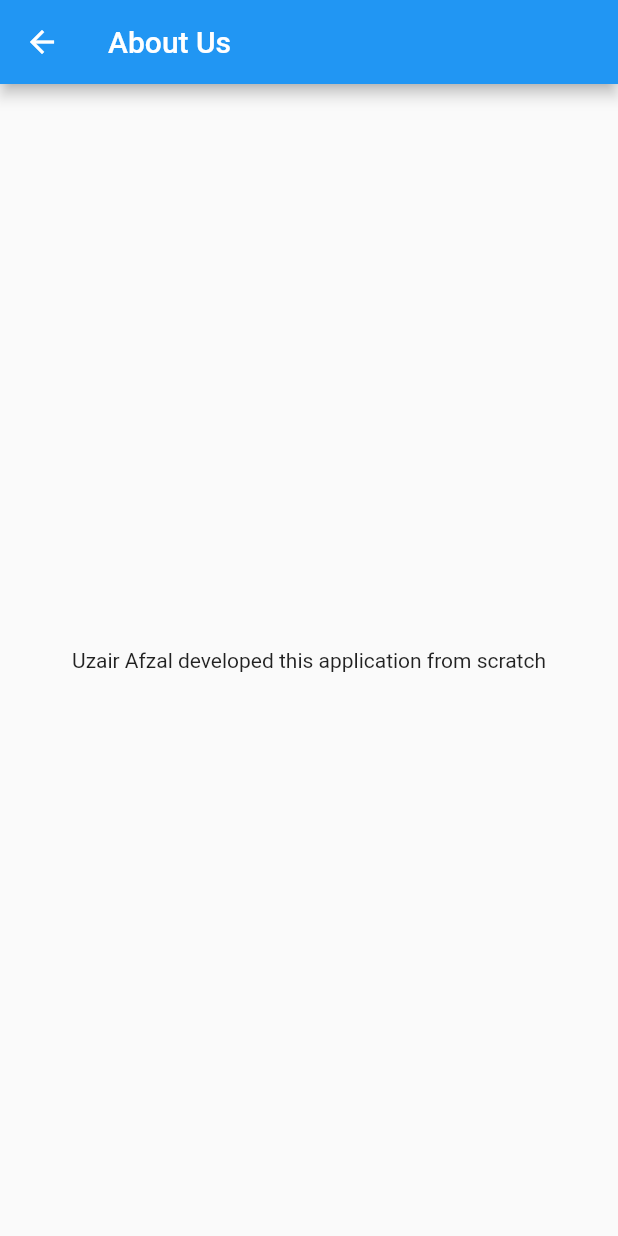
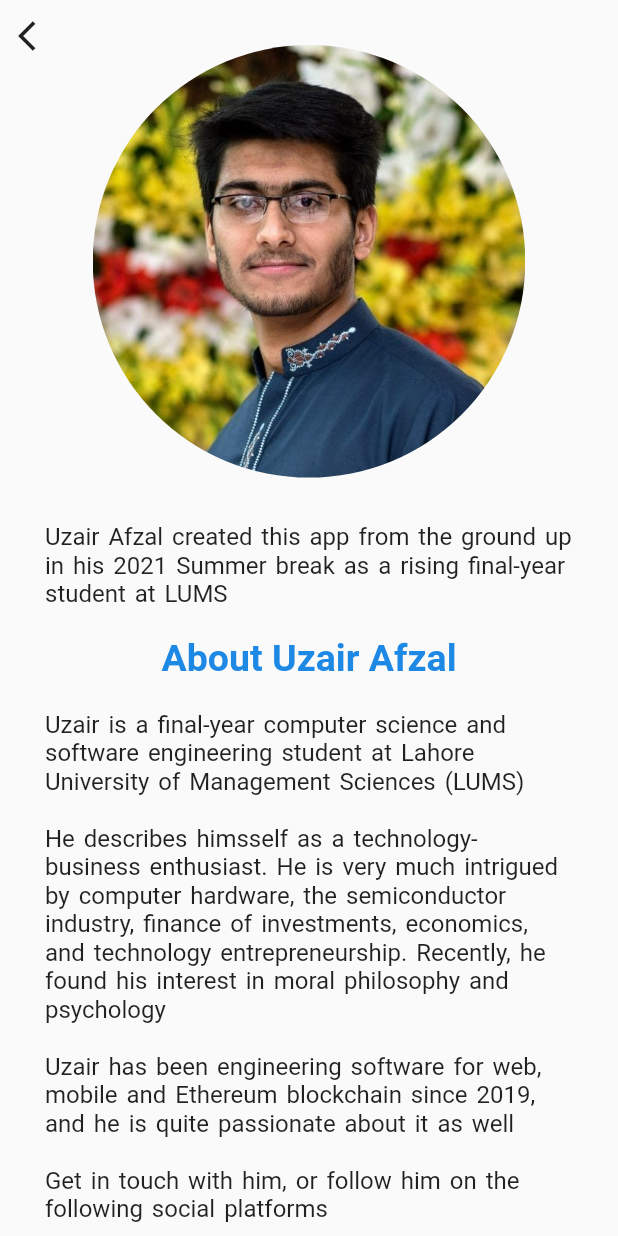
Before and after one commit to uzair9/campus-connect, a Flutter app: the About screen opened by its route, on a phone screen of 412 x 824 dp. Run offline on Flutter 3.47's test engine with Material 2 defaults, Android fonts, the phone set to English and light mode, and no system bars; our stand-ins replace flutter_spinkit.

Commit message:
About screen implemented (without hyperlinks)

```diff
--- a/lib/db/local_db.dart
+++ b/lib/db/local_db.dart
@@ -13,17 +13,17 @@ Map database = {
 			{
 				'id': 0,
 				'title': 'LUMS Appoints New Vice Chancellor',
-				'body': 'Prior to his current role as Vice Chancellor LUMS, Dr. Arshad Ahmad served as Vice Provost, Teaching and Learning, and Director of the MacPherson Institute at McMaster University in Canada. He is also Chair of Teaching and Learning Canada, former President of Society for Teaching and Learning in Higher Education and former Vice President of International Consortium of Educational Developers. Dr. Ahmad completed his MBA and later PhD in Educational Psychology at McGill University, won a lifetime 3M National Teaching Fellowship in 1992 and was a professor of finance at Concordia and McMaster Universities. His research interests are in student evaluations of teaching, approaches to teaching, teaching philosophies and student partnerships',
+				'body': 'Prior to his current role as Vice Chancellor LUMS, Dr. Arshad Ahmad served as Vice Provost, Teaching and Learning, and Director of the MacPherson Institute at McMaster University in Canada. \n\nHe is also Chair of Teaching and Learning Canada, former President of Society for Teaching and Learning in Higher Education and former Vice President of International Consortium of Educational Developers. \n\nDr. Ahmad completed his MBA and later PhD in Educational Psychology at McGill University, won a lifetime 3M National Teaching Fellowship in 1992 and was a professor of finance at Concordia and McMaster Universities. \n\nHis research interests are in student evaluations of teaching, approaches to teaching, teaching philosophies and student partnerships',
 				'author': 'LUMS Administration',
 				'date': 'July 11, 2021'
 			},
 			{
 				'id': 1,
 				'title': 'LUMS Facebook Innovation Labs',
-				'body': 'Welcome to Facebook Innovation Lab Pakistan, a tech space for innovation where ideas can grow and flourish.In partnership with Ignite National Technology Fund, we’re building a community driven by the thirst for innovation. Explore our Virtual Reality Lab, which provides support to VR-focused start-ups and opportunities to create positive impact together.The future of Pakistan is bright. Join our community of innovators, and let your start-up make its mark upon our country, then the world',
+				'body': 'Welcome to Facebook Innovation Lab Pakistan, a tech space for innovation where ideas can grow and flourish.In partnership with Ignite National Technology Fund, we’re building a community driven by the thirst for innovation. \n\nExplore our Virtual Reality Lab, which provides support to VR-focused start-ups and opportunities to create positive impact together. The future of Pakistan is bright. \n\nJoin our community of innovators, and let your start-up make its mark upon our country, then the world',
 				'author': 'LUMS National Incubation Center',
 				'date': 'May 4, 2021'
-			}
+			},
 		],
 
 		'events': [
@@ -32,14 +32,14 @@ Map database = {
 				'title': '2021 O-Week Begins!',
 				'author': 'The O-Week Team',
 				'date': 'August 25, 2021',
-				'body': 'We are excited for you to join the vibrant Luminite community that continues to make its mark across the world. O-Week is your first opportunity to experience life at LUMS! This comprehensive orientation programme will give you the opportunity to meet peers and faculty, get a feel of university life, and find out what it means to be a part of this community'
+				'body': 'We are excited for you to join the vibrant Luminite community that continues to make its mark across the world. O-Week is your first opportunity to experience life at LUMS! \n\nThis comprehensive orientation programme will give you the opportunity to meet peers and faculty, get a feel of university life, and find out what it means to be a part of this community'
 			},
 			{
 				'id': 1,
 				'title': 'Student Council Elections, 2021',
 				'author': 'LUMS Student Council',
 				'date': 'September 23, 2021',
-				'body': 'LUMS Student Council elections are carried out every year. Each year, participants from all five schools at LUMS, viz. SBASSE, SDSB, MGHSS, SAHSOL and School of Education participate with greate vigour and rigour. This year the elections will be held on 14th of October. All the participants are very much prepared for the event. All participants must submit their documents and their speeches by 1st October. Only the shortlisted candidates will be given a chance to run for the electoral positions in the Student Council',
+				'body': 'LUMS Student Council elections are carried out every year. Each year, participants from all five schools at LUMS, viz. SBASSE, SDSB, MGHSS, SAHSOL and School of Education participate with greate vigour and rigour. \n\nThis year the elections will be held on 14th of October. All the participants are very much prepared for the event. All participants must submit their documents and their speeches by 1st October. \n\nOnly the shortlisted candidates will be given a chance to run for the electoral positions in the Student Council',
 			},
 		],
 
@@ -49,14 +49,14 @@ Map database = {
 				'title': 'Campus Smoking Policy & SOPs',
 				'author': 'Administration',
 				'date': '29 May, 2018',
-				'body': 'There are some rules for smoking in LUMS. For smoking our main objective is to ensure that smoking is confined to designated areas (marked in RED in the picture below).  We are hoping that persuasion rather than penalties will be the main mechanism for achieving our objective, but we want this to be taken seriously.  The penalties for persistent violation of SOPs will be: 1st Violation – Verbal/Written Warning (via email). 2nd Violation – A fine of Rs. 5000/- or 20 hours of community service. 3rd Violation – A fine of Rs. 10,000/- or 40 hours of community service. 4th violation – semester off for students/reporting to Dean or HOD in case of faculty or staff.'
+				'body': 'There are some rules for smoking in LUMS. For smoking our main objective is to ensure that smoking is confined to designated areas. \n\nWe are hoping that persuasion rather than penalties will be the main mechanism for achieving our objective, but we want this to be taken seriously. The penalties for persistent violation of SOPs will be: \n\n1st Violation – Verbal/Written Warning (via email). \n\n2nd Violation – A fine of Rs. 5000/- or 20 hours of community service. \n\n3rd Violation – A fine of Rs. 10,000/- or 40 hours of community service. \n\n4th violation – semester off for students/reporting to Dean or HOD in case of faculty or staff.'
 			},
 			{
 				'id': 1,
 				'title': 'Fall Semester Class Schedule',
 				'author': 'Registrar\'s Office',
 				'date': '24 June, 2021',
-				'body': 'Fall 2021 instructions are planned to be a combination of some classes conducted entirely in-person, and others to have online instruction ONLY. This modality will allow classes to be conducted by following health and safety precautionary measures. Accordingly, the first version of Fall 2021 Class Schedule has been published on RO portal and can be accessed at this given navigation: http://portal.lums.edu.pk/RegistrarOffice > Documents to Download > Course Memo and Schedules'
+				'body': 'Fall 2021 instructions are planned to be a combination of some classes conducted entirely in-person, and others to have online instruction ONLY. \n\nThis modality will allow classes to be conducted by following health and safety precautionary measures. \n\nAccordingly, the first version of Fall 2021 Class Schedule has been published on RO portal and can be accessed at this given navigation: http://portal.lums.edu.pk/RegistrarOffice > Documents to Download > Course Memo and Schedules'
 			}
 		],
 
@@ -66,7 +66,7 @@ Map database = {
 				'title': '#OpenLUMS',
 				'author': 'Samina Malik',
 				'date': 'July 12, 2021',
-				'body': 'LUMS students want their university to be opened. As all the other universities are opening up, why is LUMS still closed? If students can follow SOPs at other universities and take in-person lectures, why can\'t we?',
+				'body': 'LUMS students want their university to be opened. As all the other universities are opening up, why is LUMS still closed? \n\nIf students can follow SOPs at other universities and take in-person lectures, why can\'t we?',
 				'agree': 764,
 				'disagree': 3
 			},
@@ -75,7 +75,7 @@ Map database = {
 				'title': '#ReduceFees',
 				'author': 'Khadija A\'wan',
 				'date': 'July 17, 2021',
-				'body': 'I am not ready to believe that LUMS is charging us the same amount of money for making us sit in front of stupid Zoom. The administration tells us that they are losing money during COVID-19. However, no lab equipment, ACs, water, gas and hostel electric equipment is being used these days. How can a university lose money in such a scenario? This is just impossible. We demand reduction in our fee or the opening of campus!',
+				'body': 'I am not ready to believe that LUMS is charging us the same amount of money for making us sit in front of stupid Zoom. \n\nThe administration tells us that they are losing money during COVID-19. However, no lab equipment, ACs, water, gas and hostel electric equipment is being used these days. How can a university lose money in such a scenario? This is just impossible. \n\nWe demand reduction in our fee or the opening of campus!',
 				'agree': 798,
 				'disagree': 21
 			},
--- a/lib/pages/about_us.dart
+++ b/lib/pages/about_us.dart
@@ -6,11 +6,94 @@ class About extends StatelessWidget {
 	@override
 	Widget build(BuildContext context) {
 		return(Scaffold(
-			appBar: AppBar(
-				title: const Text('About Us')
-			),
-			body: const Center(
-				child: Text('Uzair Afzal developed this application from scratch')
+			body: SingleChildScrollView(
+				child: SafeArea(
+					child: Stack(
+						children: [
+							IconButton(
+								icon: const Icon(Icons.arrow_back_ios),
+								onPressed: () => Navigator.pop(context),
+							),
+							Padding(
+								padding: EdgeInsets.all(30.0),
+								child: Center(
+									child: Column(
+										children: [
+											CircleAvatar(
+												radius: MediaQuery.of(context).size.width * 0.35,
+												backgroundImage: AssetImage('assets/images/me-2.jpg'),
+												backgroundColor: Colors.transparent,
+											),
+											SizedBox(height: 30),
+											Text('Uzair Afzal created this app from the ground up in his 2021 Summer break as a rising final-year student at LUMS \n',
+												style: TextStyle(
+													fontSize: 16,
+													wordSpacing: 2
+												)
+											),
+											Text('About Uzair Afzal',
+												style: TextStyle(
+													fontWeight: FontWeight.bold,
+													fontSize: 25,
+													color: Colors.blue[600]
+												)
+											),
+											SizedBox(height: 20,),
+											Text('Uzair is a final-year computer science and software engineering student at Lahore University of Management Sciences (LUMS) \n\nHe describes himsself as a technology-business enthusiast. He is very much intrigued by computer hardware, the semiconductor industry, finance of investments, economics, and technology entrepreneurship. Recently, he found his interest in moral philosophy and psychology \n\nUzair has been engineering software for web, mobile and Ethereum blockchain since 2019, and he is quite passionate about it as well \n\nGet in touch with him, or follow him on the following social platforms',
+												style: TextStyle(
+													fontSize: 16,
+													wordSpacing: 2
+												)
+											),
+											SizedBox(height: 30),
+											Row(
+												mainAxisAlignment: MainAxisAlignment.center,
+												children: [
+													Stack(
+														children: [
+															Positioned(
+																child: Row(
+																	children: [
+																		RawMaterialButton(
+																			elevation: 7.0,
+																			onPressed: () {},
+																			fillColor: Color(0xFFF5F6F9),
+																			child: Icon(Icons.facebook, color: Colors.blue, size: 35,),
+																			padding: EdgeInsets.all(7.0),
+																			shape: CircleBorder(),
+																		),
+																		RawMaterialButton(
+																			elevation: 7.0,
+																			onPressed: () async {
+
+																			},
+																			fillColor: Colors.transparent,
+																			child: Icon(Icons.mail_rounded, color: Colors.blue, size: 35),
+																			padding: EdgeInsets.all(7.0),
+																			shape: CircleBorder(),
+																		),
+																		RawMaterialButton(
+																			elevation: 7.0,
+																			onPressed: () {},
+																			fillColor: Colors.transparent,
+																			child: Icon(Icons.public_rounded, color: Colors.blue, size: 35),
+																			padding: EdgeInsets.all(7.0),
+																			shape: CircleBorder(),
+																		),
+																	],
+																)
+															),
+														],
+													)
+												],
+											)
+										],
+									),
+								),
+							)
+						],
+					)
+				)
 			)
 		));
 	}
--- a/lib/pages/all_posts.dart
+++ b/lib/pages/all_posts.dart
@@ -16,7 +16,7 @@ class AllPosts extends StatelessWidget {
 			return(Scaffold(
 				body: SingleChildScrollView(
 					child: Padding(
-						padding: EdgeInsets.fromLTRB(0, 10, 0, 10),
+						padding: const EdgeInsets.fromLTRB(0, 10, 0, 10),
 						child: Wrap(
 							direction: Axis.horizontal,
 							children: database['campusConnect'][postType].map<Widget>( (item) =>
@@ -29,7 +29,7 @@ class AllPosts extends StatelessWidget {
 		return(Scaffold(
 			body: SingleChildScrollView(
 				child: Padding(
-					padding: EdgeInsets.fromLTRB(0, 10, 0, 10),
+					padding: const EdgeInsets.fromLTRB(0, 10, 0, 10),
 					child: Wrap(
 						direction: Axis.horizontal,
 						children: database['campusConnect'][postType].map<Widget>( (item) =>
--- a/lib/pages/signin.dart
+++ b/lib/pages/signin.dart
@@ -24,12 +24,12 @@ class _SignInState extends State<SignIn> {
 						mainAxisAlignment: MainAxisAlignment.center,
 						children: [
 							CircleAvatar(
-								backgroundImage: AssetImage('assets/images/logo.png'),
+								backgroundImage: const AssetImage('assets/images/logo.png'),
 								radius: MediaQuery.of(context).size.width * 0.30,
 								backgroundColor: Colors.transparent,
 							),
 							const SizedBox(height: 20.0),
-							Text('Sign In to Continue',
+							Text('Campus Connect Sign In',
 								style: TextStyle(
 									fontSize: 27,
 									fontWeight: FontWeight.bold,
--- a/lib/pages/splash.dart
+++ b/lib/pages/splash.dart
@@ -6,7 +6,7 @@ class Splash extends StatelessWidget {
 	const Splash({ Key? key }) : super(key: key);
 
 	void nextScreen(context) {
-		Future.delayed(Duration(seconds: 3), () => {
+		Future.delayed(const Duration(seconds: 3), () => {
 			Navigator.pushReplacementNamed(context, '/signin')
 		});
 	}
@@ -21,7 +21,7 @@ class Splash extends StatelessWidget {
 					mainAxisAlignment: MainAxisAlignment.center,
 					children: [
 						CircleAvatar(
-							backgroundImage: AssetImage('assets/images/logo.png'),
+							backgroundImage: const AssetImage('assets/images/logo.png'),
 							radius: MediaQuery.of(context).size.width * 0.45,
 							backgroundColor: Colors.transparent,
 						),
--- a/lib/widgets/drawer_widget.dart
+++ b/lib/widgets/drawer_widget.dart
@@ -15,7 +15,7 @@ class CustomDrawer extends StatelessWidget {
 							decoration: BoxDecoration(
 								color: Colors.blue[100],
 							),
-							child: CircleAvatar(
+							child: const CircleAvatar(
 								backgroundImage: AssetImage('assets/images/logo.png'),
 								backgroundColor: Colors.transparent,
 							),
--- a/pubspec.yaml
+++ b/pubspec.yaml
@@ -35,6 +35,7 @@ dependencies:
   # Use with the CupertinoIcons class for iOS style icons.
   cupertino_icons: ^1.0.2
   flutter_spinkit: ^5.0.0
+  # flutter_linkify: ^5.0.2
   # firebase_auth: ^2.0.0
   # cloud_firestore: ^2.3.0
 
```
Also changed, not shown: lib/pages/single_post.dart (+8 -6 lines), lib/widgets/card_widget.dart (+6 -6 lines), assets/images/me-2.jpg (added), 8 other files. Lines whose indentation alone changed are shown as unchanged.
